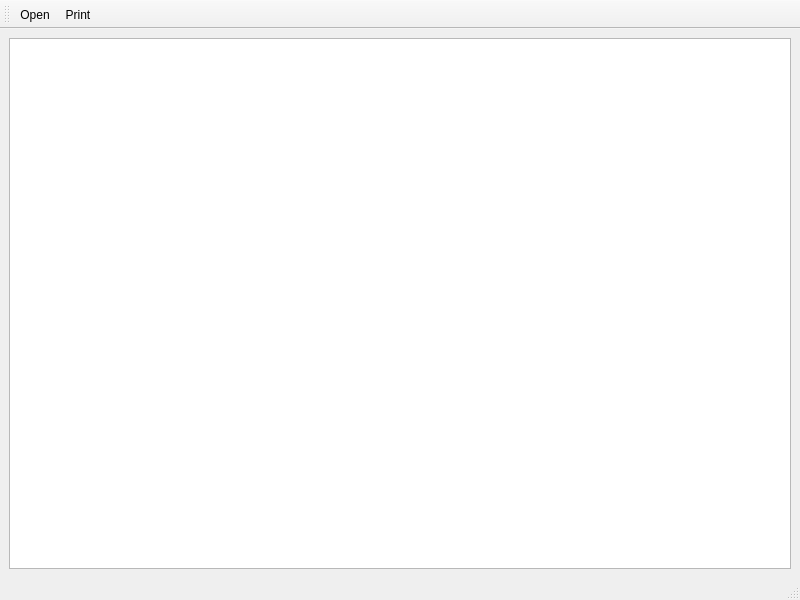
The window that viewer_mainwin.ui (enjoysoftware/cute-light-text-previewer) describes before a commit, drawn with Qt 5.
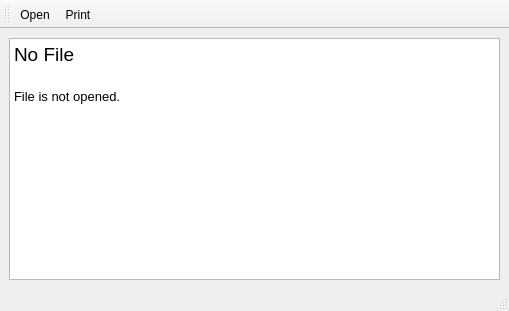
The same window after the commit.

Commit message: Change window size and edit message in textedit

Patch:
```diff
--- a/viewer_mainwin.ui
+++ b/viewer_mainwin.ui
@@ -6,8 +6,8 @@
    <rect>
     <x>0</x>
     <y>0</y>
-    <width>800</width>
-    <height>600</height>
+    <width>509</width>
+    <height>311</height>
    </rect>
   </property>
   <property name="windowTitle">
@@ -20,6 +20,15 @@
       <property name="readOnly">
        <bool>true</bool>
       </property>
+      <property name="html">
+       <string>&lt;!DOCTYPE HTML PUBLIC &quot;-//W3C//DTD HTML 4.0//EN&quot; &quot;http://www.w3.org/TR/REC-html40/strict.dtd&quot;&gt;
+&lt;html&gt;&lt;head&gt;&lt;meta name=&quot;qrichtext&quot; content=&quot;1&quot; /&gt;&lt;style type=&quot;text/css&quot;&gt;
+p, li { white-space: pre-wrap; }
+&lt;/style&gt;&lt;/head&gt;&lt;body style=&quot; font-family:'Noto Sans'; font-size:9pt; font-weight:400; font-style:normal;&quot;&gt;
+&lt;p style=&quot; margin-top:0px; margin-bottom:0px; margin-left:0px; margin-right:0px; -qt-block-indent:0; text-indent:0px;&quot;&gt;&lt;span style=&quot; font-family:'Noto Sans'; font-size:14pt;&quot;&gt;No File&lt;/span&gt;&lt;/p&gt;
+&lt;p style=&quot;-qt-paragraph-type:empty; margin-top:0px; margin-bottom:0px; margin-left:0px; margin-right:0px; -qt-block-indent:0; text-indent:0px; font-family:'Noto Sans'; font-size:14pt;&quot;&gt;&lt;br /&gt;&lt;/p&gt;
+&lt;p style=&quot; margin-top:0px; margin-bottom:0px; margin-left:0px; margin-right:0px; -qt-block-indent:0; text-indent:0px;&quot;&gt;&lt;span style=&quot; font-family:'Noto Sans'; font-size:10pt;&quot;&gt;File is not opened.&lt;/span&gt;&lt;/p&gt;&lt;/body&gt;&lt;/html&gt;</string>
+      </property>
      </widget>
     </item>
    </layout>
```
